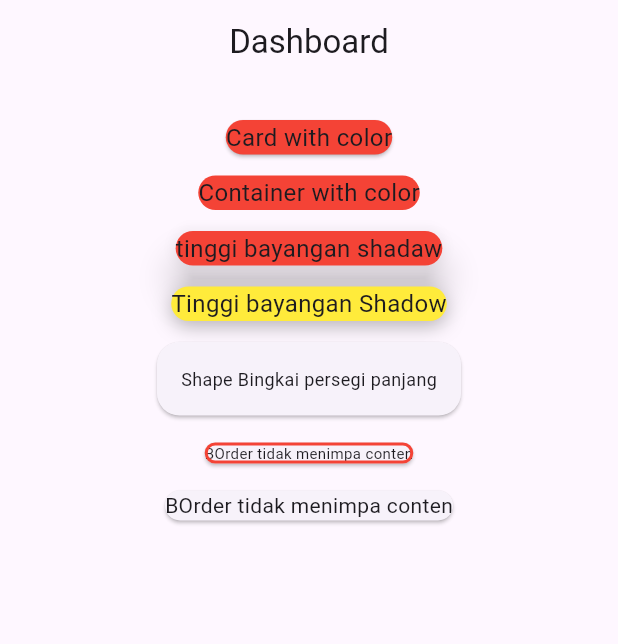
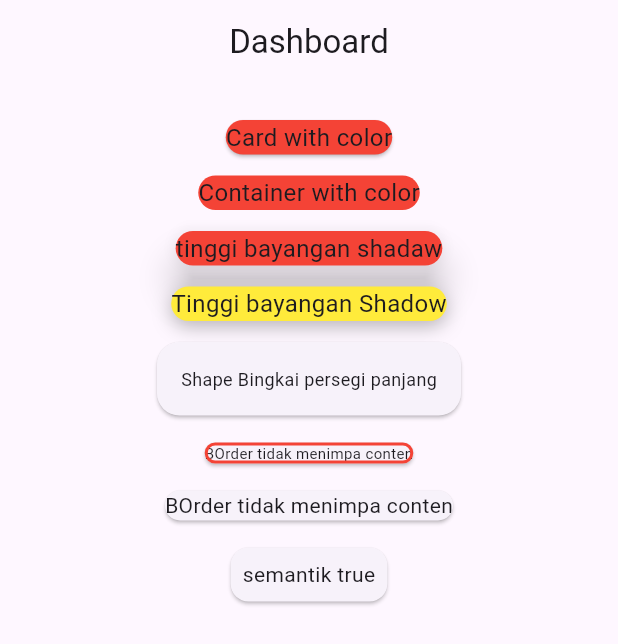
Before and after one commit to dwiilhammaulana/minggu_9, a Flutter app: the screen it shows after launch, on a phone screen of 412 x 824 dp. Shown: the top 644 px of the screen. Run offline on Flutter 3.47's test engine with Material 3 defaults, Android fonts, the phone set to English and light mode, and no system bars.

Commit message:
semantik true

```diff
--- a/lib/pages/page_card_01.dart
+++ b/lib/pages/page_card_01.dart
@@ -88,6 +88,15 @@ class Pages1 extends StatelessWidget {
                   clipBehavior: Clip.antiAlias,
                   child: Text("BOrder tidak menimpa conten", style: TextStyle(fontSize: 14.0)),
                 ),
+                SizedBox(height: 10),
+                Card(
+                  semanticContainer: true,
+                  child: Padding(
+                    padding: const EdgeInsets.all(8),
+                    child: Text("semantik true",style: TextStyle(fontSize: 14),),
+
+                  ),
+                ),
               ],
             ),
           ),
```
